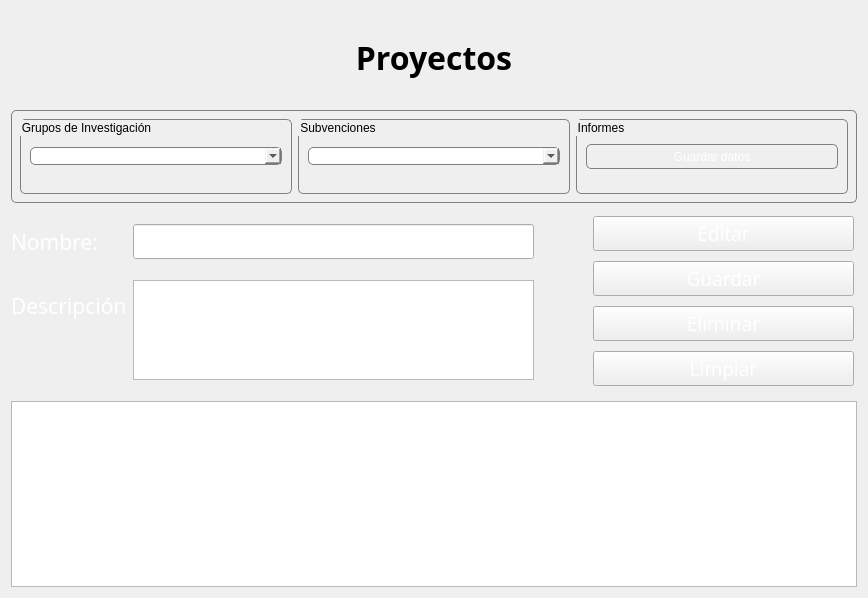
Old version of the form app/view/ProyectoPage.ui in the repository victorgp12/2DAM_DI_Universidad.
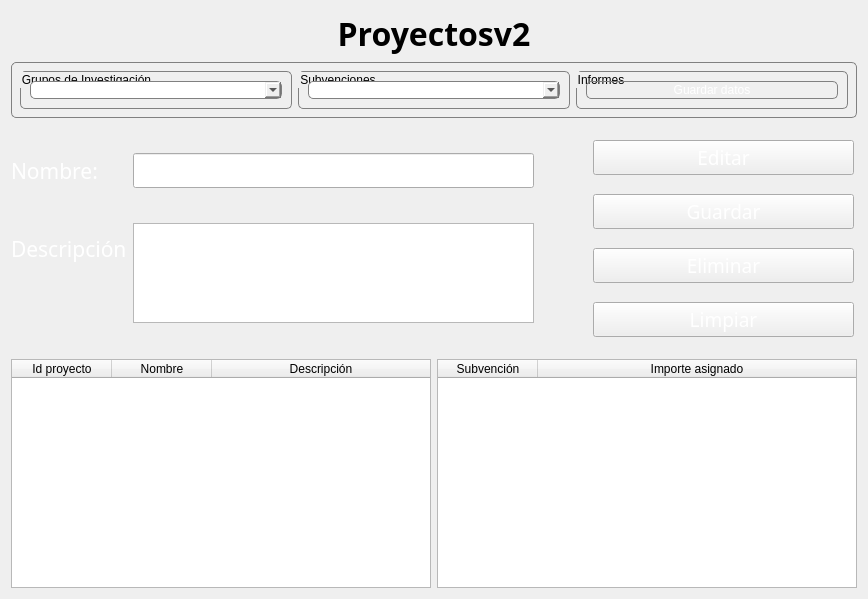
New version of the form.

Commit message: 1. Nuevos INSERTS DE PRUEBA EN proyecto, subvencion, proyecto_subvencion y grupoInv_proyecto para la correspondencia 2. Y solo método de cargar todos los proyectos en tabla

What changed in the file:
```diff
--- a/app/view/ProyectoPage.ui
+++ b/app/view/ProyectoPage.ui
@@ -7,7 +7,7 @@
     <x>0</x>
     <y>0</y>
     <width>868</width>
-    <height>598</height>
+    <height>599</height>
    </rect>
   </property>
   <property name="windowTitle">
@@ -28,7 +28,7 @@
 	font: 600 14pt &quot;Poppins&quot;;
 }</string>
   </property>
-  <layout class="QVBoxLayout" name="verticalLayout_5" stretch="1,1,2,2">
+  <layout class="QVBoxLayout" name="verticalLayout_5">
    <item>
     <widget class="QLabel" name="pageTitle">
      <property name="font">
@@ -43,7 +43,7 @@
       <string notr="true">font: 700 24pt &quot;Poppins&quot;;</string>
      </property>
      <property name="text">
-      <string>Proyectos</string>
+      <string>Proyectosv2</string>
      </property>
      <property name="alignment">
       <set>Qt::AlignmentFlag::AlignCenter</set>
@@ -289,7 +289,53 @@
     </layout>
    </item>
    <item>
-    <widget class="QTableWidget" name="tabla_proyectos"/>
+    <layout class="QHBoxLayout" name="horizontalLayout_3">
+     <item>
+      <widget class="QTableWidget" name="tabla_proyectos">
+       <attribute name="horizontalHeaderStretchLastSection">
+        <bool>true</bool>
+       </attribute>
+       <attribute name="verticalHeaderStretchLastSection">
+        <bool>true</bool>
+       </attribute>
+       <column>
+        <property name="text">
+         <string>Id proyecto</string>
+        </property>
+       </column>
+       <column>
+        <property name="text">
+         <string>Nombre</string>
+        </property>
+       </column>
+       <column>
+        <property name="text">
+         <string>Descripción</string>
+        </property>
+       </column>
+      </widget>
+     </item>
+     <item>
+      <widget class="QTableWidget" name="tableWidget">
+       <attribute name="horizontalHeaderStretchLastSection">
+        <bool>true</bool>
+       </attribute>
+       <attribute name="verticalHeaderStretchLastSection">
+        <bool>true</bool>
+       </attribute>
+       <column>
+        <property name="text">
+         <string>Subvención</string>
+        </property>
+       </column>
+       <column>
+        <property name="text">
+         <string>Importe asignado</string>
+        </property>
+       </column>
+      </widget>
+     </item>
+    </layout>
    </item>
   </layout>
  </widget>
```
The commit also changes 6 other files.
